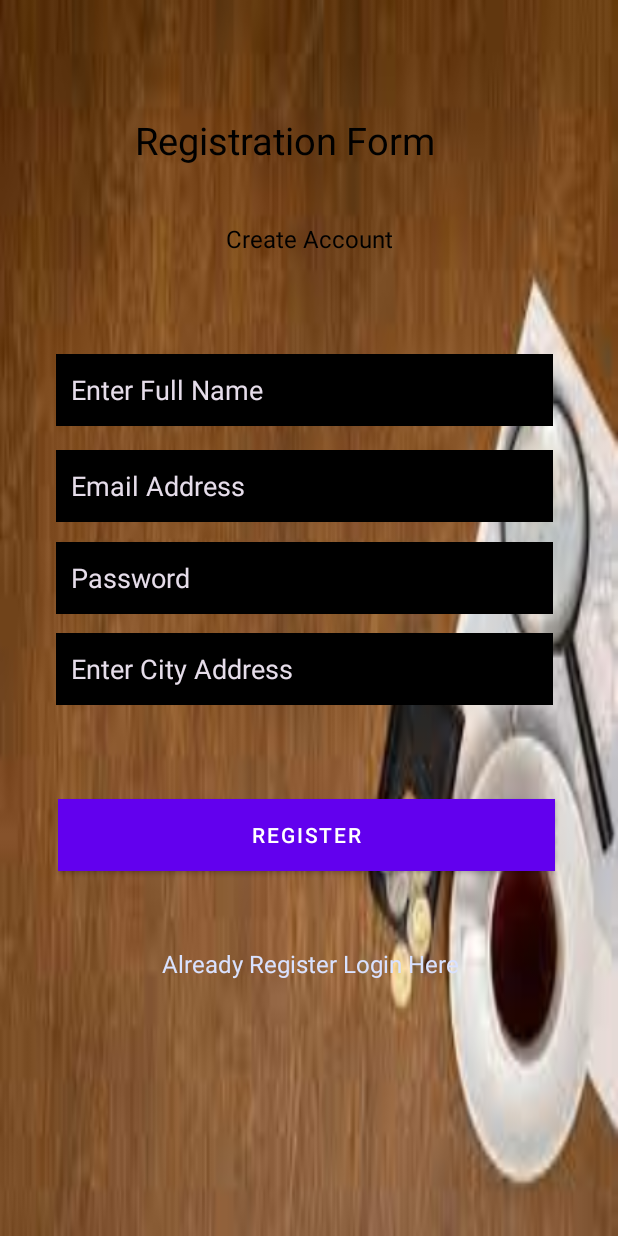
After one commit to umer667/AR_Store, an Android app: the layout activity_register.xml on its own in the app's theme, with its tools: preview values and no code run, on a phone screen of 412 x 824 dp. The commit adds this screen. Run offline under Robolectric (Android 15) with nearby library versions, the phone set to English and light mode, and no system bars.

Commit message:
AR-STORE by M.Umar And Abdul Rehman

```diff
--- a/app/src/main/java/com/example/ar_app/Payment.java
+++ b/app/src/main/java/com/example/ar_app/Payment.java
@@ -22,5 +22,6 @@ public class Payment extends AppCompatActivity {
         shipping = findViewById(R.id.textView18);
         total = findViewById(R.id.total_amt);
         subtotal.setText(amount+"$");
+
     }
 }
--- /dev/null
+++ b/app/src/main/res/layout/activity_register.xml
@@ -0,0 +1,148 @@
+<?xml version="1.0" encoding="utf-8"?>
+<androidx.constraintlayout.widget.ConstraintLayout xmlns:android="http://schemas.android.com/apk/res/android"
+    xmlns:app="http://schemas.android.com/apk/res-auto"
+    xmlns:tools="http://schemas.android.com/tools"
+    android:layout_width="match_parent"
+    android:layout_height="match_parent"
+    android:background="@drawable/reg"
+    tools:context=".Register">
+
+    <TextView
+        android:id="@+id/textView"
+        android:layout_width="wrap_content"
+        android:layout_height="wrap_content"
+        android:text="Registration Form"
+        android:textColor="@color/black"
+        android:textSize="25sp"
+        app:layout_constraintBottom_toBottomOf="parent"
+        app:layout_constraintEnd_toEndOf="parent"
+        app:layout_constraintHorizontal_bias="0.426"
+        app:layout_constraintStart_toStartOf="parent"
+        app:layout_constraintTop_toTopOf="parent"
+        app:layout_constraintVertical_bias="0.096" />
+
+    <TextView
+        android:id="@+id/textView2"
+        android:layout_width="wrap_content"
+        android:layout_height="wrap_content"
+        android:layout_marginTop="8dp"
+        android:text="Create Account"
+        android:textColor="@color/material_dynamic_primary0"
+        android:textSize="16sp"
+        app:layout_constraintBottom_toBottomOf="parent"
+        app:layout_constraintEnd_toEndOf="parent"
+        app:layout_constraintStart_toStartOf="parent"
+        app:layout_constraintTop_toBottomOf="@+id/textView"
+        app:layout_constraintVertical_bias="0.043" />
+
+    <EditText
+        android:id="@+id/name"
+        android:layout_width="331dp"
+        android:layout_height="48dp"
+        android:background="@color/black"
+        android:ems="10"
+        android:fontFamily="sans-serif"
+        android:hint="Enter Full Name"
+        android:inputType="textPersonName"
+        android:padding="10dp"
+        android:textColorHint="#E6DDEA"
+        app:layout_constraintBottom_toBottomOf="parent"
+        app:layout_constraintEnd_toEndOf="parent"
+        app:layout_constraintHorizontal_bias="0.466"
+        app:layout_constraintStart_toStartOf="parent"
+        app:layout_constraintTop_toBottomOf="@+id/textView2"
+        app:layout_constraintVertical_bias="0.109" />
+
+    <EditText
+        android:id="@+id/email"
+        android:layout_width="331dp"
+        android:layout_height="48dp"
+        android:layout_marginTop="16dp"
+        android:background="@color/black"
+        android:ems="10"
+        android:hint="Email Address"
+        android:inputType="textPersonName"
+        android:padding="10dp"
+        android:textColorHint="#E6DDEA"
+        app:layout_constraintBottom_toBottomOf="parent"
+        app:layout_constraintEnd_toEndOf="parent"
+        app:layout_constraintHorizontal_bias="0.466"
+        app:layout_constraintStart_toStartOf="parent"
+        app:layout_constraintTop_toBottomOf="@+id/name"
+        app:layout_constraintVertical_bias="0.0" />
+
+    <EditText
+        android:id="@+id/password"
+        android:layout_width="331dp"
+        android:layout_height="48dp"
+        android:layout_marginTop="8dp"
+        android:background="@color/black"
+        android:ems="10"
+        android:hint="Password"
+        android:inputType="textPassword"
+        android:padding="10dp"
+        android:textColorHint="#E6DDEA"
+        app:layout_constraintBottom_toBottomOf="parent"
+        app:layout_constraintEnd_toEndOf="parent"
+        app:layout_constraintHorizontal_bias="0.462"
+        app:layout_constraintStart_toStartOf="parent"
+        app:layout_constraintTop_toBottomOf="@+id/email"
+        app:layout_constraintVertical_bias="0.013" />
+    <EditText
+        android:id="@+id/Address"
+        android:layout_width="331dp"
+        android:layout_height="48dp"
+        android:layout_marginTop="8dp"
+        android:background="@color/black"
+        android:ems="10"
+        android:hint="Enter City Address"
+        android:inputType="text"
+        android:padding="10dp"
+        android:textColorHint="#E6DDEA"
+        app:layout_constraintBottom_toBottomOf="parent"
+        app:layout_constraintEnd_toEndOf="parent"
+        app:layout_constraintHorizontal_bias="0.462"
+        app:layout_constraintStart_toStartOf="parent"
+        app:layout_constraintTop_toBottomOf="@+id/password"
+        app:layout_constraintVertical_bias="0.013" />
+
+    <Button
+        android:id="@+id/button"
+        android:layout_width="331dp"
+        android:layout_height="48dp"
+        android:layout_marginTop="8dp"
+        android:background="@color/black"
+        android:text="Register"
+        app:layout_constraintBottom_toBottomOf="parent"
+        app:layout_constraintEnd_toEndOf="parent"
+        app:layout_constraintHorizontal_bias="0.476"
+        app:layout_constraintStart_toStartOf="parent"
+        app:layout_constraintTop_toBottomOf="@+id/Address"
+        app:layout_constraintVertical_bias="0.183" />
+
+    <TextView
+        android:id="@+id/login"
+        android:layout_width="wrap_content"
+        android:layout_height="wrap_content"
+        android:layout_marginTop="8dp"
+        android:text="Already Register Login Here"
+        android:textColor="@color/material_dynamic_primary90"
+        android:textSize="16sp"
+        app:layout_constraintBottom_toBottomOf="parent"
+        app:layout_constraintEnd_toEndOf="parent"
+        app:layout_constraintHorizontal_bias="0.504"
+        app:layout_constraintStart_toStartOf="parent"
+        app:layout_constraintTop_toBottomOf="@+id/button"
+        app:layout_constraintVertical_bias="0.201" />
+
+    <ProgressBar
+        android:id="@+id/progressBar"
+        style="?android:attr/progressBarStyle"
+        android:layout_width="wrap_content"
+        android:layout_height="wrap_content"
+        android:visibility="invisible"
+        app:layout_constraintBottom_toBottomOf="parent"
+        app:layout_constraintEnd_toEndOf="parent"
+        app:layout_constraintStart_toStartOf="parent"
+        app:layout_constraintTop_toBottomOf="@+id/login" />
+</androidx.constraintlayout.widget.ConstraintLayout>
```
Also changed, not shown: app/src/main/AndroidManifest.xml (+9 -3 lines), app/src/main/java/com/example/ar_app/Form.java (+17 -0 lines), app/src/main/java/com/example/ar_app/Login.java (added, +43 -0 lines), app/src/main/java/com/example/ar_app/MainActivity.java (+10 -0 lines), app/src/main/java/com/example/ar_app/Register.java (added, +84 -0 lines), app/src/main/res/layout/activity_login.xml (added, +106 -0 lines), app/src/main/res/layout/activity_main.xml (+25 -10 lines), app/src/main/res/drawable/login.jpg (added), app/src/main/res/drawable/reg.jpg (added).
